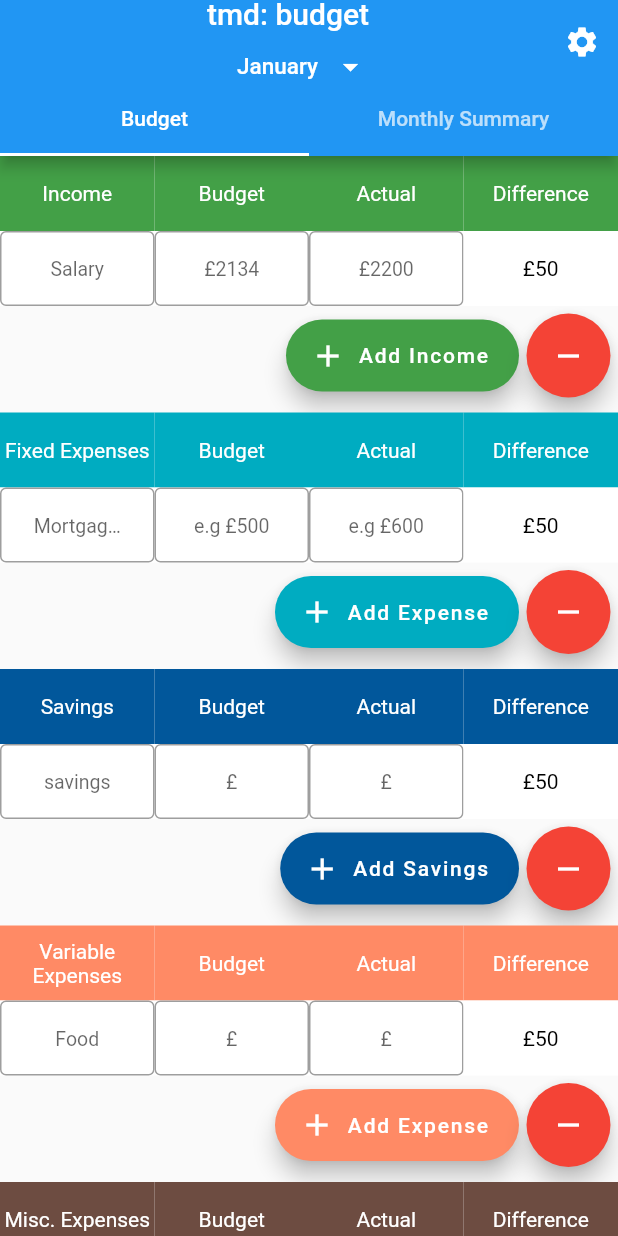
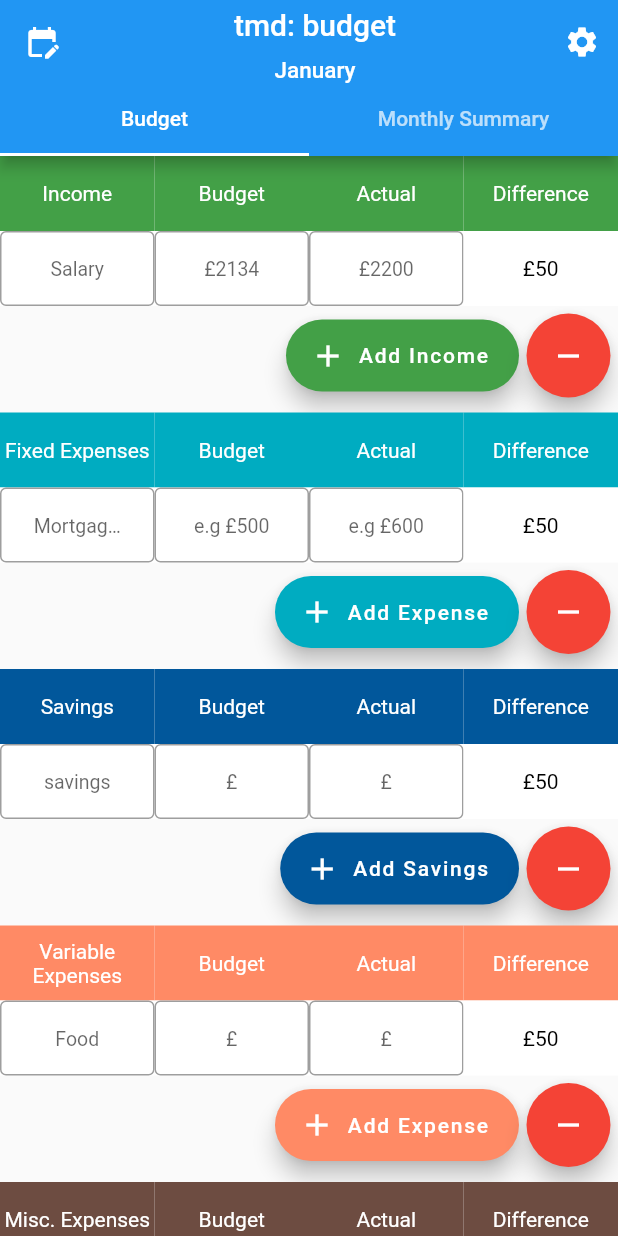
Before and after one commit to RahmsMusti/tmd_finance, a Flutter app: the screen it shows after launch, on a phone screen of 412 x 824 dp. Run offline on Flutter 3.47's test engine with Material 2 defaults, Android fonts, the phone set to English and light mode, and no system bars; missing offline and left inert: dart:html; generated files the repository leaves out were written again.

Commit message:
Created Drawer Navigation
New navigation, removed drop down box and added month title

```diff
--- a/lib/src/pages/budget_page_feb.dart
+++ b/lib/src/pages/budget_page_feb.dart
@@ -11,7 +11,7 @@ import 'package:tmd_finance/src/components/input_row.dart';
 class BudgetPage extends StatefulWidget {
   const BudgetPage({Key? key, required this.items}) : super(key: key);
 
-  static const routeName = '/';
+  static const routeName = 'feb';
 
   final List<SampleItem> items;
 
@@ -308,7 +308,7 @@ class _BudgetPageState extends State<BudgetPage> {
                           );
                         });
                       },
-                      backgroundColor: Color.fromARGB(255, 255, 138, 101),
+                      backgroundColor: const Color.fromARGB(255, 255, 138, 101),
                       label: const Text('Add Expense'),
                       icon: const Icon(Icons.add),
                     ),
@@ -356,7 +356,7 @@ class _BudgetPageState extends State<BudgetPage> {
                           );
                         });
                       },
-                      backgroundColor: Color.fromARGB(255, 109, 76, 65),
+                      backgroundColor: const Color.fromARGB(255, 109, 76, 65),
                       label: const Text('Add Expense'),
                       icon: const Icon(Icons.add),
                     ),
--- a/lib/src/pages/budget_page_jan.dart
+++ b/lib/src/pages/budget_page_jan.dart
@@ -5,6 +5,7 @@ import '../sample_feature/sample_item.dart';
 import 'package:tmd_finance/src/components/section_titles.dart';
 import 'package:tmd_finance/src/components/input_row_examples.dart';
 import 'package:tmd_finance/src/components/input_row.dart';
+import 'package:tmd_finance/src/components/navigation_drawer.dart';
 // import 'sample_item_details_view.dart';
 
 /// Displays a list of SampleItems.
@@ -15,21 +16,6 @@ class BudgetPage extends StatefulWidget {
 
   final List<SampleItem> items;
 
-  static const List<String> months = [
-    'January',
-    'February',
-    'March',
-    'April',
-    'May',
-    'June',
-    'July',
-    'August',
-    'September',
-    'October',
-    'November',
-    'December',
-  ];
-
   @override
   State<BudgetPage> createState() => _BudgetPageState();
 }
@@ -39,8 +25,6 @@ class _BudgetPageState extends State<BudgetPage> {
     const Tab(text: 'Budget'),
     const Tab(text: 'Monthly Summary'),
   ];
-
-  String dropdownValue = BudgetPage.months[0];
 
   var incomeList = <Widget>[];
   var fixedExpensesList = <Widget>[];
@@ -53,7 +37,19 @@ class _BudgetPageState extends State<BudgetPage> {
     return DefaultTabController(
       length: myTabs.length,
       child: Scaffold(
+        drawer: const Drawer(child: NavigationDrawer()),
         appBar: AppBar(
+          leading: Builder(
+            builder: (BuildContext context) {
+              return IconButton(
+                icon: const Icon(Icons.edit_calendar),
+                onPressed: () {
+                  Scaffold.of(context).openDrawer();
+                },
+                tooltip: MaterialLocalizations.of(context).openAppDrawerTooltip,
+              );
+            },
+          ),
           title: Column(
             children: [
               const SizedBox(
@@ -62,50 +58,30 @@ class _BudgetPageState extends State<BudgetPage> {
               Row(
                 mainAxisAlignment: MainAxisAlignment.center,
                 children: const [
-                  SizedBox(
-                    width: 20,
-                  ),
+                  // SizedBox(
+                  //   width: 20,
+                  // ),
                   Text(
                     'tmd: budget',
                     textAlign: TextAlign.center,
                   ),
                 ],
               ),
+              const SizedBox(
+                height: 10,
+              ),
               Row(
                 mainAxisAlignment: MainAxisAlignment.center,
-                children: [
-                  const SizedBox(
-                    width: 30,
-                  ),
-                  DropdownButton<String>(
-                    value: dropdownValue,
-                    icon: const Icon(
-                      Icons.arrow_drop_down_sharp,
-                      color: Colors.white,
-                    ),
-                    iconSize: 24,
-                    elevation: 16,
-                    alignment: AlignmentDirectional.center,
-                    style: const TextStyle(
-                        fontSize: 15.0,
-                        fontWeight: FontWeight.w500,
-                        color: Colors.white),
-                    dropdownColor: Colors.grey,
-                    onChanged: (String? newValue) {
-                      setState(() {
-                        dropdownValue = newValue!;
-                      });
-                    },
-                    items: BudgetPage.months.map((name) {
-                      return DropdownMenuItem<String>(
-                        alignment: AlignmentDirectional.center,
-                        value: name,
-                        child: Text(name),
-                      );
-                    }).toList(),
-                  ),
+                children: const [
+                  Text(
+                    'January',
+                    style: TextStyle(fontSize: 15.0),
+                  )
                 ],
-              )
+              ),
+              const SizedBox(
+                height: 5,
+              ),
             ],
           ),
           bottom: TabBar(
@@ -308,7 +284,7 @@ class _BudgetPageState extends State<BudgetPage> {
                           );
                         });
                       },
-                      backgroundColor: Color.fromARGB(255, 255, 138, 101),
+                      backgroundColor: const Color.fromARGB(255, 255, 138, 101),
                       label: const Text('Add Expense'),
                       icon: const Icon(Icons.add),
                     ),
@@ -356,7 +332,7 @@ class _BudgetPageState extends State<BudgetPage> {
                           );
                         });
                       },
-                      backgroundColor: Color.fromARGB(255, 109, 76, 65),
+                      backgroundColor: const Color.fromARGB(255, 109, 76, 65),
                       label: const Text('Add Expense'),
                       icon: const Icon(Icons.add),
                     ),
```
Also changed, not shown: lib/src/components/navigation_drawer.dart (added, +83 -0 lines).
